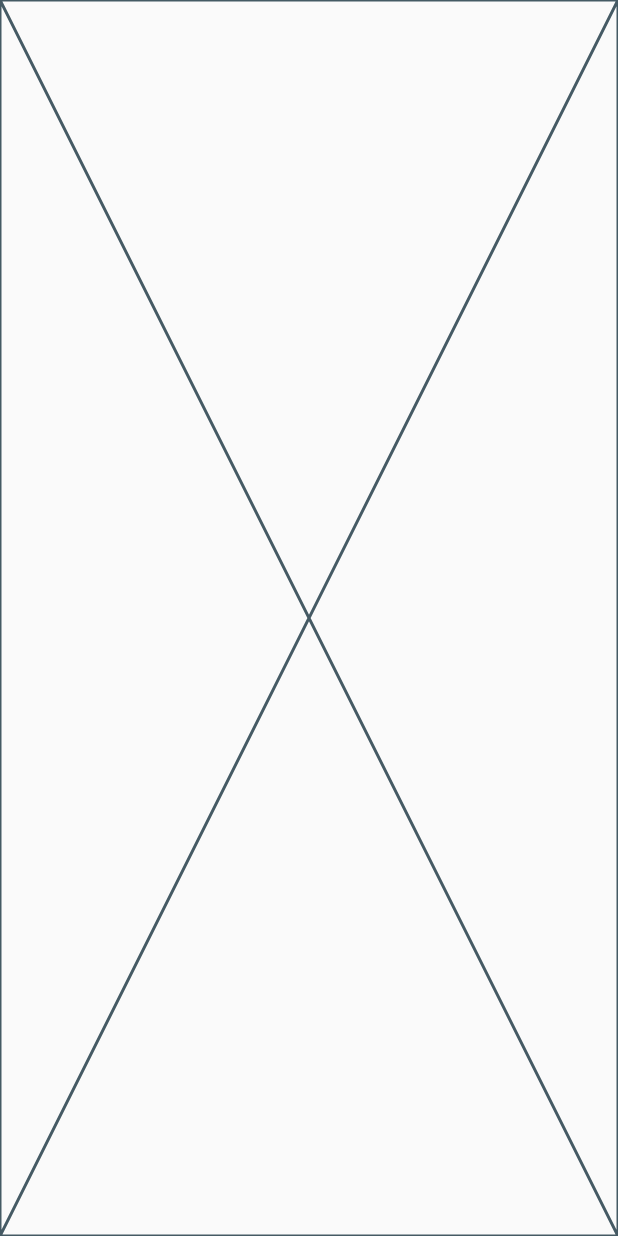
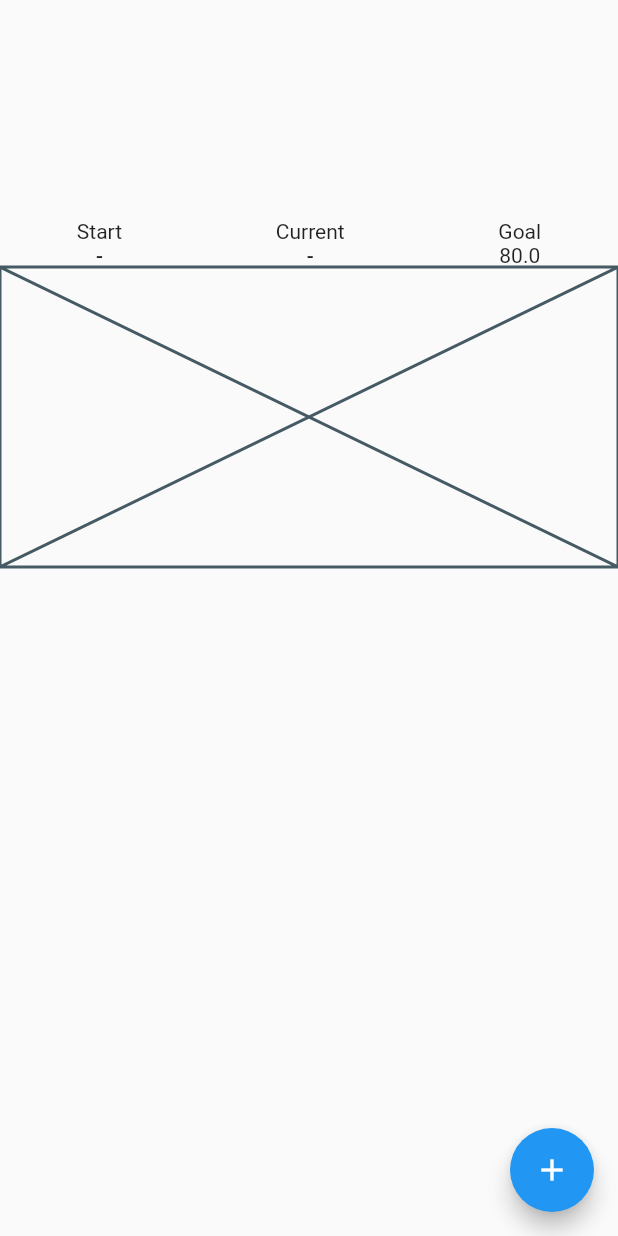
Before and after one commit to Kurczaak/Weight-Tracker, a Flutter app: the screen it shows after launch, on a phone screen of 412 x 824 dp. Run offline on Flutter 3.47's test engine with Material 2 defaults, Android fonts, the phone set to English and light mode, and no system bars; our stand-ins replace device_preview, flutter_hooks, flutter_riverpod, freezed_annotation, numberpicker; generated files the repository leaves out were written again.

Commit message:
feat: implement basic weight tracker

```diff
--- a/lib/main.dart
+++ b/lib/main.dart
@@ -1,13 +1,27 @@
 import 'package:device_preview/device_preview.dart';
 import 'package:flutter/foundation.dart';
 import 'package:flutter/material.dart';
+import 'package:flutter_riverpod/flutter_riverpod.dart';
+import 'package:simple_weight_tracker/src/domain/model/weight_record.dart';
+import 'package:simple_weight_tracker/src/ui/feature/home/home_page.dart';
+import 'package:simple_weight_tracker/src/ui/feature/home/notifier/weight_tracker_notifier.dart';
 
-import 'src/ui/feature/home_page.dart';
+// TODO refactor to use a repository
+final weightProvider = StateProvider((ref) => <WeightRecord>[]);
+
+// TODO refactor
+final weightTrackerNotifierProvider =
+    StateNotifierProvider<WeightTrackerNotifier, List<WeightRecord>>((ref) {
+  final weightRepository = ref.watch(weightProvider);
+  return WeightTrackerNotifier.fromState(weightRepository);
+});
 
 void main() => runApp(
-      DevicePreview(
-        enabled: !kReleaseMode && kIsWeb,
-        builder: (context) => const MyApp(), // Wrap your app
+      ProviderScope(
+        child: DevicePreview(
+          enabled: !kReleaseMode && kIsWeb,
+          builder: (context) => const MyApp(), // Wrap your app
+        ),
       ),
     );
 
--- /dev/null
+++ b/lib/src/ui/feature/home/home_page.dart
@@ -0,0 +1,178 @@
+import 'package:flutter/material.dart';
+import 'package:flutter_riverpod/flutter_riverpod.dart';
+import 'package:simple_weight_tracker/main.dart';
+import 'package:simple_weight_tracker/src/domain/model/weight_record.dart';
+import 'package:simple_weight_tracker/src/ui/feature/home/widget/weight_picker_dialog.dart';
+
+class HomePage extends ConsumerWidget {
+  const HomePage({super.key});
+
+  @override
+  Widget build(BuildContext context, WidgetRef ref) {
+    final state = ref.watch(weightTrackerNotifierProvider);
+    final notifier = ref.read(weightTrackerNotifierProvider.notifier);
+    return Scaffold(
+      body: _HomePageBody(
+        currentRecord: state.lastOrNull,
+        firstRecord: state.firstOrNull,
+        goalWeight: 80,
+      ),
+      floatingActionButton: FloatingActionButton(
+        onPressed: () => _onFloatingActionButtonPressed(
+          context: context,
+          weightRecord: state.lastOrNull,
+          onSaved: notifier.addRecord,
+        ),
+        child: const Icon(Icons.add),
+      ),
+    );
+  }
+
+  void _onFloatingActionButtonPressed({
+    required BuildContext context,
+    required WeightRecord? weightRecord,
+    required void Function(WeightRecord record) onSaved,
+  }) {
+    showDialog(
+      context: context,
+      builder: (context) => WeightPickerDialog(
+        initialRecord: weightRecord?.copyWith(date: DateTime.now()),
+        onSaved: onSaved,
+      ),
+    );
+  }
+}
+
+class _AddWeightDialog {
+  //implement add weight dialog
+}
+
+class _HomePageBody extends StatelessWidget {
+  const _HomePageBody({
+    required this.firstRecord,
+    required this.currentRecord,
+    required this.goalWeight,
+  });
+
+  final WeightRecord? firstRecord;
+  final WeightRecord? currentRecord;
+  final double goalWeight;
+
+  @override
+  Widget build(BuildContext context) {
+    return Column(
+      mainAxisAlignment: MainAxisAlignment.center,
+      children: [
+        _WeightStatusRow(
+          firstRecord: firstRecord,
+          currentRecord: currentRecord,
+          goalWeight: goalWeight,
+        ),
+        const _WeightChart(),
+        const SizedBox(
+          height: 300,
+          child: _RecordsList(),
+        )
+      ],
+    );
+  }
+}
+
+class _WeightStatusRow extends StatelessWidget {
+  const _WeightStatusRow({
+    required this.firstRecord,
+    required this.currentRecord,
+    required this.goalWeight,
+  });
+
+  final WeightRecord? firstRecord;
+  final WeightRecord? currentRecord;
+  final double goalWeight;
+
+  @override
+  Widget build(BuildContext context) {
+    return Row(
+      mainAxisAlignment: MainAxisAlignment.spaceAround,
+      children: [
+        _WeightStatusCell(
+          title: 'Start',
+          subtitle: firstRecord?.weight.toStringAsFixed(1) ?? '-',
+          isHighlighted: true,
+        ),
+        _WeightStatusCell(
+          title: 'Current',
+          subtitle: currentRecord?.weight.toStringAsFixed(1) ?? '-',
+          isHighlighted: true,
+        ),
+        _WeightStatusCell(
+          title: 'Goal',
+          subtitle: goalWeight.toStringAsFixed(1),
+        ),
+      ],
+    );
+  }
+}
+
+class _WeightStatusCell extends StatelessWidget {
+  const _WeightStatusCell({
+    required this.title,
+    required this.subtitle,
+    this.isHighlighted = false,
+  });
+
+  final String title;
+  final String subtitle;
+  final bool isHighlighted;
+
+  @override
+  Widget build(BuildContext context) {
+    return Column(
+      children: [
+        Text(title),
+        Text(
+          subtitle,
+          style: isHighlighted ? Theme.of(context).textTheme.bodyLarge : null,
+        ),
+      ],
+    );
+  }
+}
+
+class _WeightChart extends StatelessWidget {
+  const _WeightChart();
+
+  @override
+  Widget build(BuildContext context) {
+    return const SizedBox(
+      height: 200,
+      child: Placeholder(),
+    );
+  }
+}
+
+class _RecordsList extends ConsumerWidget {
+  const _RecordsList();
+
+  @override
+  Widget build(BuildContext context, WidgetRef ref) {
+    final records = ref.watch(weightTrackerNotifierProvider);
+    return ListView.builder(
+      itemCount: records.length,
+      itemBuilder: (context, index) {
+        final record = records[index];
+        return ListTile(
+          title: Text(record.weight.toString()),
+          subtitle: Text(record.date.toString()),
+          trailing: IconButton(
+            icon: const Icon(Icons.delete),
+            onPressed: () => _onPressed(record, ref),
+          ),
+        );
+      },
+    );
+  }
+
+  void _onPressed(WeightRecord record, WidgetRef ref) {
+    ref.read(weightTrackerNotifierProvider.notifier).removeRecord(record);
+  }
+}
--- a/lib/src/ui/feature/home_page.dart
+++ /dev/null
@@ -1,21 +0,0 @@
-import 'package:flutter/material.dart';
-
-class HomePage extends StatelessWidget {
-  const HomePage({super.key});
-
-  @override
-  Widget build(BuildContext context) {
-    return const Scaffold(
-      body: _HomePageBody(),
-    );
-  }
-}
-
-class _HomePageBody extends StatelessWidget {
-  const _HomePageBody();
-
-  @override
-  Widget build(BuildContext context) {
-    return const Placeholder();
-  }
-}
```
